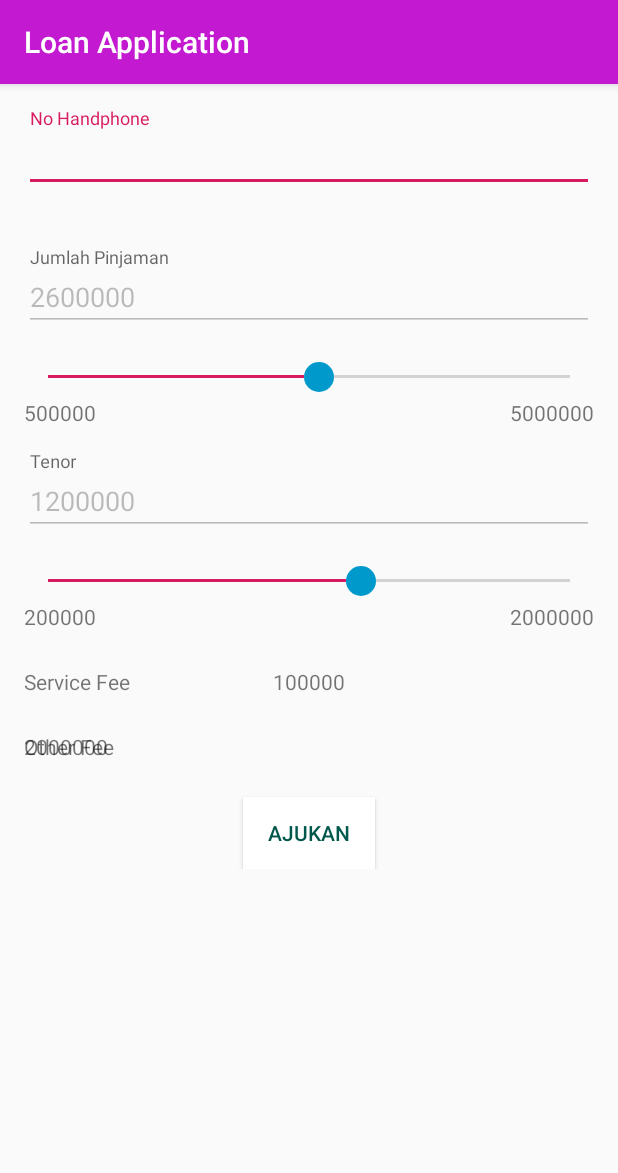
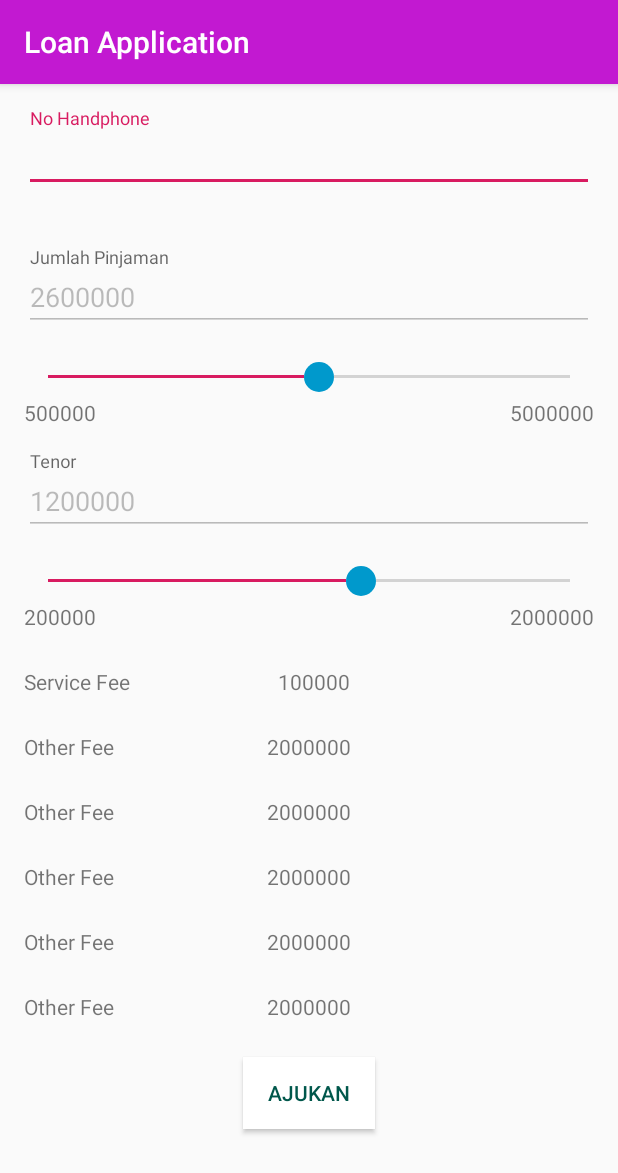
Before and after one commit to Peers-ID/mobile-android, an Android app: the LoanApplicationActivity screen opened directly, with no data from a screen before it, on a phone screen of 412 x 824 dp. Shown: the top 1173 px of the screen. Run offline under Robolectric (Android 15) with nearby library versions, the phone set to English and light mode, and no system bars.

Commit message:
Finishing LoanApplicationActivity UI

```diff
--- a/app/src/main/java/com/android/id/peers/loans/LoanApplicationActivity.kt
+++ b/app/src/main/java/com/android/id/peers/loans/LoanApplicationActivity.kt
@@ -1,13 +1,11 @@
 package com.android.id.peers.loans
 
+import android.content.Intent
 import androidx.appcompat.app.AppCompatActivity
 import android.os.Bundle
 import android.util.Log
-import android.widget.LinearLayout
-import android.widget.SeekBar
+import android.widget.*
 import android.widget.SeekBar.OnSeekBarChangeListener
-import android.widget.TextView
-import android.widget.Toast
 import androidx.constraintlayout.widget.ConstraintLayout
 import androidx.constraintlayout.widget.ConstraintSet
 import androidx.constraintlayout.widget.ConstraintSet.*
@@ -98,6 +96,7 @@ class LoanApplicationActivity : AppCompatActivity() {
         var serviceFee = findViewById<TextView>(R.id.service_fee)
         serviceFee.text = String.format("%d", fee)
 
+        for(i in 1..5) {
             val linearLayoutParams = LinearLayout.LayoutParams(
                 LinearLayout.LayoutParams.MATCH_PARENT, LinearLayout.LayoutParams.WRAP_CONTENT
             )
@@ -109,36 +108,49 @@ class LoanApplicationActivity : AppCompatActivity() {
             feeContainer1.id = ConstraintLayout.generateViewId()
             feeContainer1.layoutParams = linearLayoutParams
             this.loan_container.addView(feeContainer1)
-        val constraintSet = ConstraintSet()
-        val constraintLayoutParams = ConstraintLayout.LayoutParams(
-            ConstraintLayout.LayoutParams.MATCH_PARENT, ConstraintLayout.LayoutParams.WRAP_CONTENT
-        )
             val otherFeeText = TextView(this)
             otherFeeText.id = TextView.generateViewId()
-        Log.d("Loan Activitiy", "other Fee Text ID : " + String.format("%d", otherFeeText.id))
             otherFeeText.text = "Other Fee"
-        otherFeeText.layoutParams = constraintLayoutParams
 
             val otherFee = TextView(this)
             otherFee.id = TextView.generateViewId()
-        Log.d("Loan Activitiy", "other Fee ID : " + String.format("%d", otherFee.id))
             otherFee.text = "2000000"
-        otherFee.layoutParams = constraintLayoutParams
 
             feeContainer1.addView(otherFeeText)
             feeContainer1.addView(otherFee)
+
+            val constraintSet = ConstraintSet()
             constraintSet.clone(feeContainer1)
+            constraintSet.constrainHeight(otherFeeText.id, WRAP_CONTENT)
+            constraintSet.constrainWidth(otherFeeText.id, WRAP_CONTENT)
+            constraintSet.setHorizontalBias(otherFeeText.id, 0F)
+
+            constraintSet.constrainHeight(otherFee.id, WRAP_CONTENT)
+            constraintSet.constrainWidth(otherFee.id, WRAP_CONTENT)
+            constraintSet.setHorizontalBias(otherFee.id, 0.5F)
 
             constraintSet.connect(otherFeeText.id, TOP, PARENT_ID, TOP)
             constraintSet.connect(otherFeeText.id, START, PARENT_ID, START)
             constraintSet.connect(otherFeeText.id, BOTTOM, PARENT_ID, BOTTOM)
+            constraintSet.connect(otherFeeText.id, END, PARENT_ID, END)
 
             constraintSet.connect(otherFee.id, TOP, PARENT_ID, TOP)
+            constraintSet.connect(otherFee.id, START, PARENT_ID, START)
             constraintSet.connect(otherFee.id, BOTTOM, PARENT_ID, BOTTOM)
             constraintSet.connect(otherFee.id, END, PARENT_ID, END)
 
             constraintSet.applyTo(feeContainer1)
+        }
 
+//        this.loan_container.addView(feeContainer1)
+        var ajukan = findViewById<Button>(R.id.ajukan)
+        ajukan.setOnClickListener { ajukanPinjaman() }
+    }
+
+    fun ajukanPinjaman() {
+//        val intent = Intent(this, LoanApplicationConfirmationActivity::class.java)
+//        intent.putExtra("member", memberViewModel.member.value)
+//        startActivity(intent)
 
     }
 }
--- a/app/src/main/res/layout/activity_loan_application.xml
+++ b/app/src/main/res/layout/activity_loan_application.xml
@@ -145,7 +145,6 @@
             </androidx.constraintlayout.widget.ConstraintLayout>
 
             <androidx.constraintlayout.widget.ConstraintLayout
-                android:id="@+id/container_test"
                 android:layout_width="match_parent"
                 android:layout_height="wrap_content"
                 android:layout_marginStart="@dimen/activity_horizontal_margin"
@@ -169,6 +168,7 @@
                     android:layout_height="wrap_content"
                     app:layout_constraintBottom_toBottomOf="parent"
                     app:layout_constraintEnd_toEndOf="parent"
+                    app:layout_constraintHorizontal_bias="0.51"
                     app:layout_constraintStart_toStartOf="parent"
                     app:layout_constraintTop_toTopOf="parent" />
 
@@ -189,6 +189,7 @@
             android:layout_height="wrap_content"
             android:layout_gravity="center_horizontal"
             android:layout_marginTop="@dimen/activity_vertical_margin"
+            android:layout_marginBottom="@dimen/activity_vertical_margin"
             app:layout_constraintTop_toBottomOf="@id/loan_container"
             app:layout_constraintStart_toStartOf="parent"
             app:layout_constraintEnd_toEndOf="parent"
```
Lines whose indentation alone changed are shown as unchanged.
